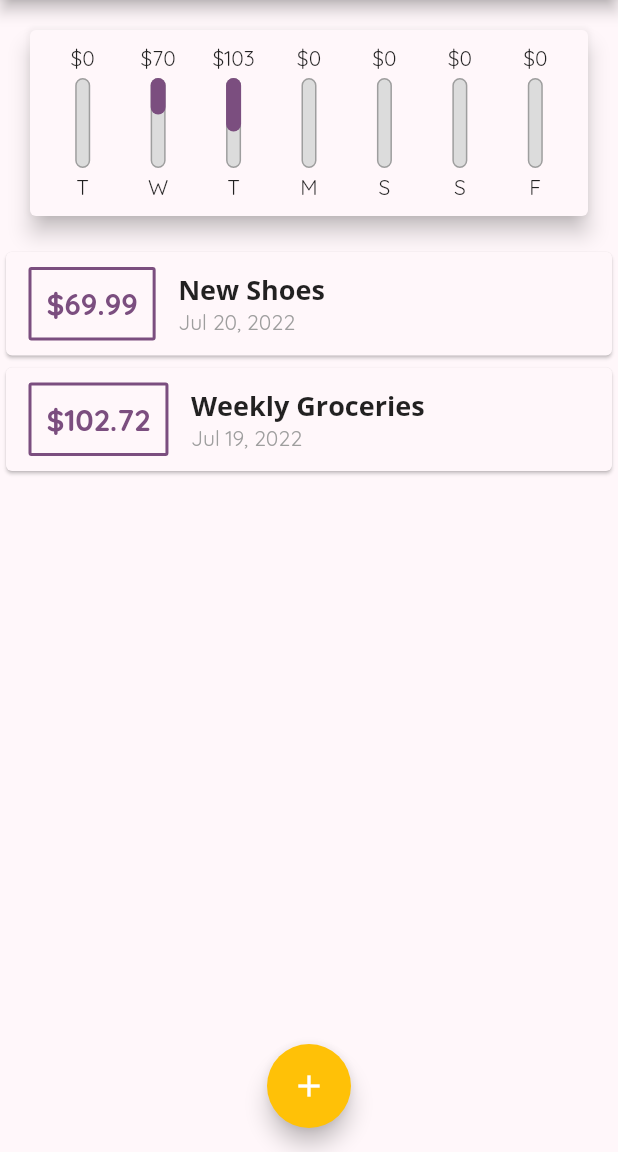
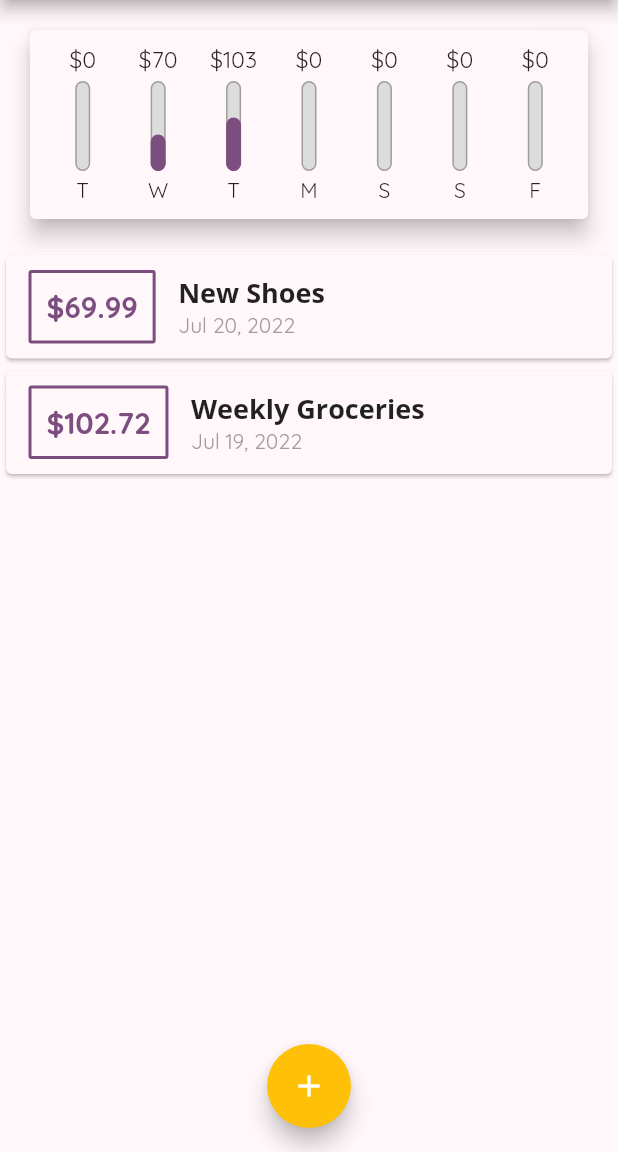
Before and after one commit to MemoryReload/FlutterTutorial, a Flutter app: the screen it shows after launch, on a phone screen of 412 x 824 dp, the part 84-1236 px from its top. Run offline on Flutter 3.47's test engine with Material 2 defaults, Android fonts, the phone set to English and light mode, and no system bars.

Commit message:
subtle fixes

```diff
--- a/com_test_flutter_transaction/lib/widgets/chart.dart
+++ b/com_test_flutter_transaction/lib/widgets/chart.dart
@@ -41,14 +41,15 @@ class Chart extends StatelessWidget {
       child: Padding(
         padding: const EdgeInsets.all(10.0),
         child: Row(
-          crossAxisAlignment: CrossAxisAlignment.end,
           children: groupedTransactionValues.map((data) {
             return Flexible(
               fit: FlexFit.tight,
               child: ChartBar(
                 data['day'] as String,
                 data['amount'] as double,
-                totalSpending == 0 ? 0 : (data['amount'] as double) / totalSpending,
+                totalSpending == 0
+                    ? 0
+                    : (data['amount'] as double) / totalSpending,
               ),
             );
           }).toList(),
--- a/com_test_flutter_transaction/lib/widgets/chart_bar.dart
+++ b/com_test_flutter_transaction/lib/widgets/chart_bar.dart
@@ -13,9 +13,12 @@ class ChartBar extends StatelessWidget {
   Widget build(BuildContext context) {
     return Column(
       children: [
-        FittedBox(
-          child: Text(
-            '\$${spendingAmount.toStringAsFixed(0)}',
+        SizedBox(
+          height: 20,
+          child: FittedBox(
+            child: Text(
+              '\$${spendingAmount.toStringAsFixed(0)}',
+            ),
           ),
         ),
         const SizedBox(
@@ -24,7 +27,7 @@ class ChartBar extends StatelessWidget {
         SizedBox(
           height: 60,
           width: 10,
-          child: Stack(children: [
+          child: Stack(alignment: AlignmentDirectional.bottomCenter, children: [
             Container(
               decoration: BoxDecoration(
                   border: Border.all(color: Colors.grey, width: 1.0),
```
